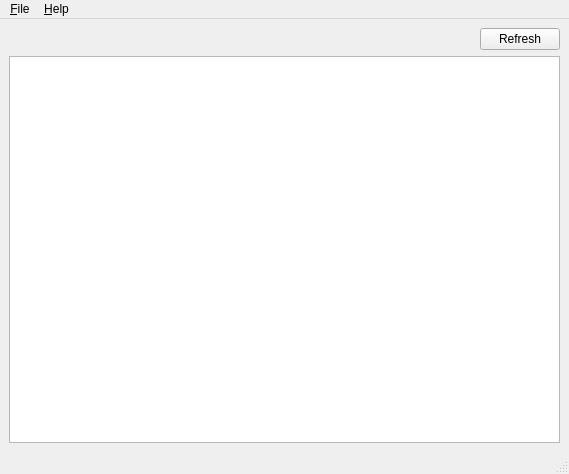
Old version of the form hw02/mainwindow.ui in the repository gZeyu/advanced-programming-techniques.
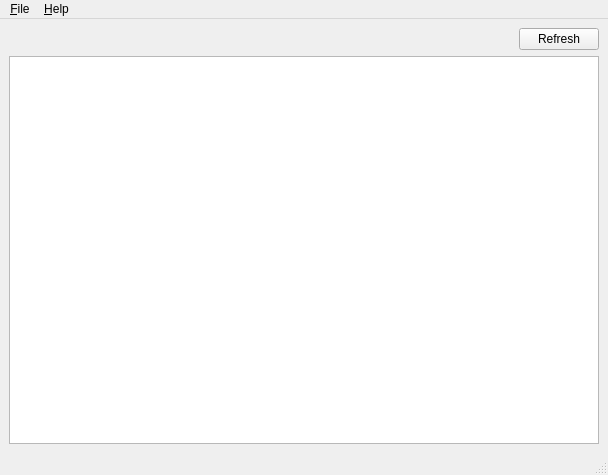
New version of the form.

Diff of the .ui file:
```diff
--- a/hw02/mainwindow.ui
+++ b/hw02/mainwindow.ui
@@ -6,8 +6,8 @@
    <rect>
     <x>0</x>
     <y>0</y>
-    <width>569</width>
-    <height>474</height>
+    <width>608</width>
+    <height>475</height>
    </rect>
   </property>
   <property name="windowTitle">
@@ -22,19 +22,30 @@
       </property>
       <property name="sizeHint" stdset="0">
        <size>
-        <width>462</width>
-        <height>20</height>
+        <width>456</width>
+        <height>17</height>
        </size>
       </property>
      </spacer>
     </item>
     <item row="0" column="1">
+     <layout class="QHBoxLayout" name="horizontalLayout">
+      <item>
+       <widget class="QLabel" name="label">
+        <property name="text">
+         <string>      </string>
+        </property>
+       </widget>
+      </item>
+      <item>
      <widget class="QPushButton" name="refreshPushButton">
       <property name="text">
        <string>Refresh</string>
       </property>
      </widget>
     </item>
+     </layout>
+    </item>
     <item row="1" column="0" colspan="2">
      <widget class="QTableView" name="tableView"/>
     </item>
@@ -45,7 +56,7 @@
     <rect>
      <x>0</x>
      <y>0</y>
-     <width>569</width>
+     <width>608</width>
      <height>22</height>
     </rect>
    </property>
```
Lines whose indentation alone changed are shown as unchanged.
